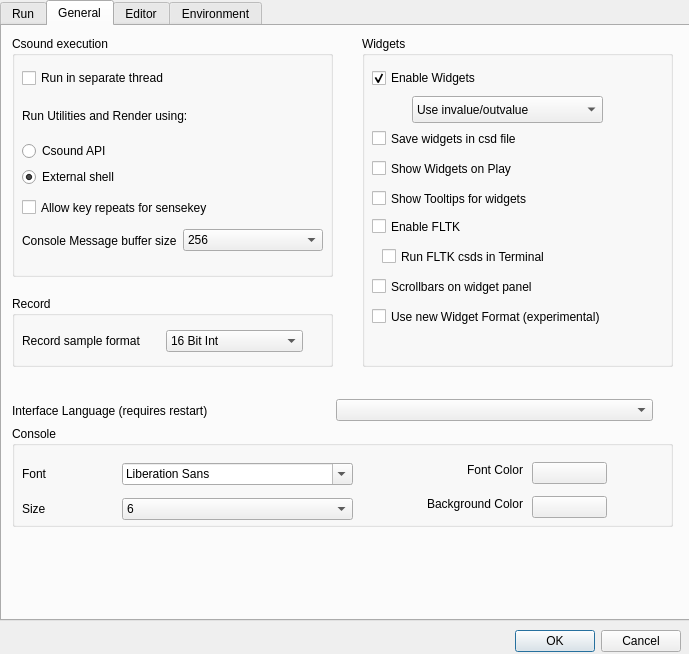
First picture: the form in src/configdialog.ui, repository CsoundQt/CsoundQt, before the edit.
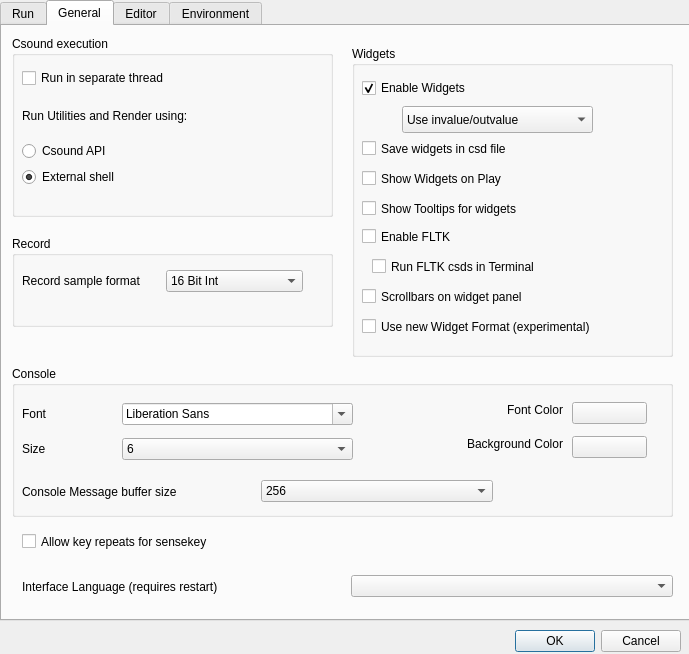
Second picture: the form after the edit. The open tabs and pages were chosen to show the change.

Commit message: Fixed layout of config dialog for french

Diff of the .ui file:
```diff
--- a/src/configdialog.ui
+++ b/src/configdialog.ui
@@ -505,10 +505,10 @@
     <widget class="QGroupBox" name="groupBox_7">
      <property name="geometry">
       <rect>
-       <x>360</x>
-       <y>10</y>
-       <width>311</width>
-       <height>331</height>
+       <x>350</x>
+       <y>20</y>
+       <width>321</width>
+       <height>311</height>
       </rect>
      </property>
      <property name="title">
@@ -519,7 +519,7 @@
        <rect>
         <x>10</x>
         <y>30</y>
-        <width>241</width>
+        <width>301</width>
         <height>24</height>
        </rect>
       </property>
@@ -535,7 +535,7 @@
        <rect>
         <x>10</x>
         <y>90</y>
-        <width>261</width>
+        <width>291</width>
         <height>25</height>
        </rect>
       </property>
@@ -548,7 +548,7 @@
        <rect>
         <x>10</x>
         <y>120</y>
-        <width>261</width>
+        <width>291</width>
         <height>25</height>
        </rect>
       </property>
@@ -561,7 +561,7 @@
        <rect>
         <x>10</x>
         <y>150</y>
-        <width>261</width>
+        <width>311</width>
         <height>25</height>
        </rect>
       </property>
@@ -574,7 +574,7 @@
        <rect>
         <x>10</x>
         <y>180</y>
-        <width>251</width>
+        <width>311</width>
         <height>21</height>
        </rect>
       </property>
@@ -610,7 +610,7 @@
        <rect>
         <x>20</x>
         <y>210</y>
-        <width>251</width>
+        <width>301</width>
         <height>21</height>
        </rect>
       </property>
@@ -626,7 +626,7 @@
        <rect>
         <x>10</x>
         <y>240</y>
-        <width>251</width>
+        <width>311</width>
         <height>21</height>
        </rect>
       </property>
@@ -642,7 +642,7 @@
        <rect>
         <x>10</x>
         <y>270</y>
-        <width>291</width>
+        <width>301</width>
         <height>21</height>
        </rect>
       </property>
@@ -660,7 +660,7 @@
        <x>10</x>
        <y>10</y>
        <width>321</width>
-       <height>241</height>
+       <height>181</height>
       </rect>
      </property>
      <property name="title">
@@ -671,7 +671,7 @@
        <rect>
         <x>10</x>
         <y>60</y>
-        <width>261</width>
+        <width>301</width>
         <height>91</height>
        </rect>
       </property>
@@ -710,7 +710,7 @@
        <rect>
         <x>10</x>
         <y>30</y>
-        <width>261</width>
+        <width>301</width>
         <height>24</height>
        </rect>
       </property>
@@ -718,65 +718,14 @@
        <string>Run in separate thread</string>
       </property>
      </widget>
-     <widget class="QCheckBox" name="keyRepeatCheckBox">
-      <property name="geometry">
-       <rect>
-        <x>10</x>
-        <y>160</y>
-        <width>291</width>
-        <height>23</height>
-       </rect>
-      </property>
-      <property name="text">
-       <string>Allow key repeats for sensekey</string>
-      </property>
-     </widget>
-     <widget class="QWidget" name="layoutWidget">
-      <property name="geometry">
-       <rect>
-        <x>10</x>
-        <y>190</y>
-        <width>301</width>
-        <height>29</height>
-       </rect>
-      </property>
-      <layout class="QHBoxLayout" name="horizontalLayout_4">
-       <item>
-        <widget class="QLabel" name="label_27">
-         <property name="text">
-          <string>Console Message buffer size</string>
-         </property>
-        </widget>
-       </item>
-       <item>
-        <widget class="QComboBox" name="consoleBufferComboBox">
-         <item>
-          <property name="text">
-           <string>256</string>
-          </property>
-         </item>
-         <item>
-          <property name="text">
-           <string>1024</string>
-          </property>
-         </item>
-         <item>
-          <property name="text">
-           <string>No limit</string>
-          </property>
-         </item>
-        </widget>
-       </item>
-      </layout>
-     </widget>
     </widget>
     <widget class="QGroupBox" name="groupBox_6">
      <property name="geometry">
       <rect>
        <x>10</x>
-       <y>400</y>
+       <y>340</y>
        <width>661</width>
-       <height>101</height>
+       <height>151</height>
       </rect>
      </property>
      <property name="title">
@@ -888,7 +837,7 @@
        <rect>
         <x>350</x>
         <y>30</y>
-        <width>161</width>
+        <width>201</width>
         <height>61</height>
        </rect>
       </property>
@@ -918,7 +867,7 @@
      <widget class="QWidget" name="layoutWidget10">
       <property name="geometry">
        <rect>
-        <x>520</x>
+        <x>560</x>
         <y>30</y>
         <width>75</width>
         <height>69</height>
@@ -947,14 +896,58 @@
        </item>
       </layout>
      </widget>
+     <widget class="QWidget" name="layoutWidget">
+      <property name="geometry">
+       <rect>
+        <x>10</x>
+        <y>110</y>
+        <width>471</width>
+        <height>31</height>
+       </rect>
+      </property>
+      <layout class="QHBoxLayout" name="horizontalLayout_4">
+       <item>
+        <widget class="QLabel" name="label_27">
+         <property name="text">
+          <string>Console Message buffer size</string>
+         </property>
+        </widget>
+       </item>
+       <item>
+        <widget class="QComboBox" name="consoleBufferComboBox">
+         <property name="sizePolicy">
+          <sizepolicy hsizetype="Minimum" vsizetype="Fixed">
+           <horstretch>0</horstretch>
+           <verstretch>0</verstretch>
+          </sizepolicy>
+         </property>
+         <item>
+          <property name="text">
+           <string>256</string>
+          </property>
+         </item>
+         <item>
+          <property name="text">
+           <string>1024</string>
+          </property>
+         </item>
+         <item>
+          <property name="text">
+           <string>No limit</string>
+          </property>
+         </item>
+        </widget>
+       </item>
+      </layout>
+     </widget>
     </widget>
     <widget class="QGroupBox" name="groupBox_9">
      <property name="geometry">
       <rect>
        <x>10</x>
-       <y>270</y>
+       <y>210</y>
        <width>321</width>
-       <height>71</height>
+       <height>91</height>
       </rect>
      </property>
      <property name="title">
@@ -1002,10 +995,10 @@
     <widget class="QWidget" name="layoutWidget13">
      <property name="geometry">
       <rect>
-       <x>10</x>
-       <y>370</y>
-       <width>641</width>
-       <height>29</height>
+       <x>20</x>
+       <y>540</y>
+       <width>651</width>
+       <height>41</height>
       </rect>
      </property>
      <layout class="QHBoxLayout" name="horizontalLayout">
@@ -1021,6 +1014,19 @@
       </item>
      </layout>
     </widget>
+    <widget class="QCheckBox" name="keyRepeatCheckBox">
+     <property name="geometry">
+      <rect>
+       <x>20</x>
+       <y>500</y>
+       <width>651</width>
+       <height>31</height>
+      </rect>
+     </property>
+     <property name="text">
+      <string>Allow key repeats for sensekey</string>
+     </property>
+    </widget>
    </widget>
    <widget class="QWidget" name="tab_4">
     <attribute name="title">
```
Left out of the diff: 22 changed lines with no effect on the pictures. The commit also changes 1 other file.
